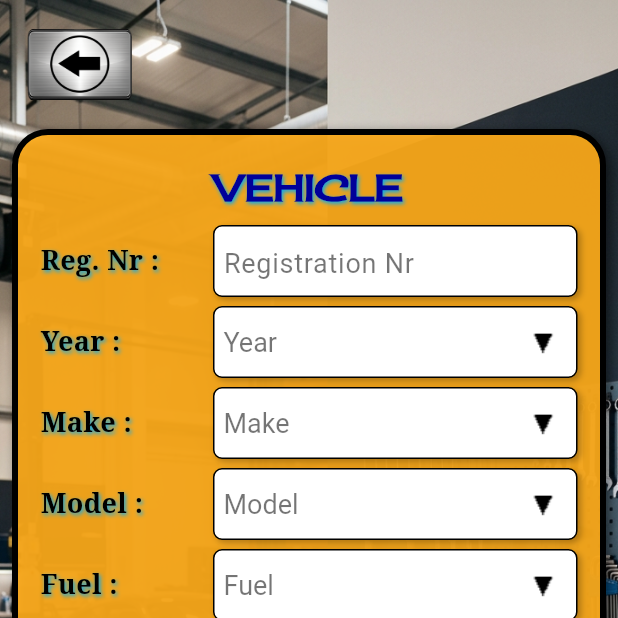
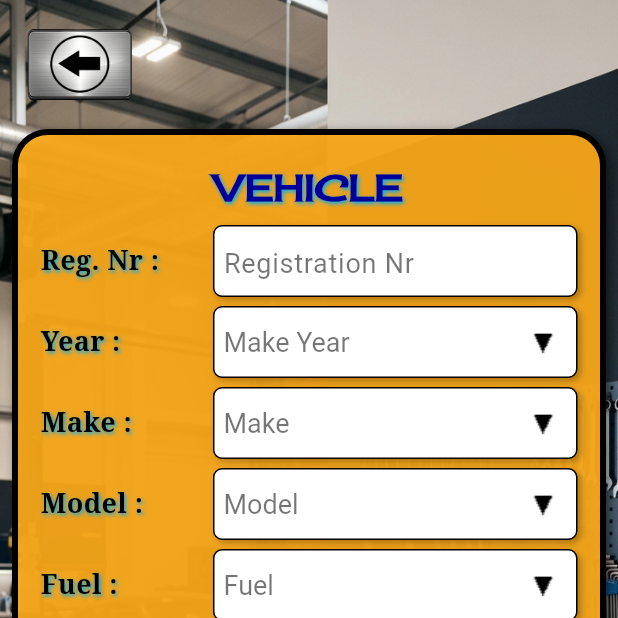
Before and after one commit to robkemazas/pgm, a Flutter app: the NewAppointmentScreen screen opened directly, on a phone screen of 412 x 824 dp, the top half of it. Run offline on Flutter 3.47's test engine with Material 3 defaults, Android fonts, the phone set to English and light mode, and no system bars; our stand-ins replace drift, drift_flutter; accounts and stored records are empty; generated files the repository leaves out were written again.

Commit message:
Adjust New Appointment dropdown hints
- Year dropdown hint changed to 'Make Year'

- Dropdown hints constrained to a single line with ellipsis

Generated with Devin

Co-Authored-By: Devin <158243242+devin-ai-integration[bot]@users.noreply.github.com>

```diff
--- a/lib/screens/new_appointment_screen.dart
+++ b/lib/screens/new_appointment_screen.dart
@@ -392,7 +392,7 @@ class _NewAppointmentScreenState extends State<NewAppointmentScreen> {
               hint: 'Registration Nr',
               capitalization: TextCapitalization.characters)),
           _row('Year :', _dropdown(_years, _year,
-              (v) => setState(() => _year = v), hint: 'Year')),
+              (v) => setState(() => _year = v), hint: 'Make Year')),
           _row('Make :', _makeIsCustom
               ? _field(_customMake,
                   hint: 'Make',
@@ -599,6 +599,9 @@ class _NewAppointmentScreenState extends State<NewAppointmentScreen> {
               ? null
               : Text(
                   hint,
+                  maxLines: 1,
+                  softWrap: false,
+                  overflow: TextOverflow.ellipsis,
                   style: const TextStyle(
                       color: Colors.black54, fontSize: 18),
                 ),
```
